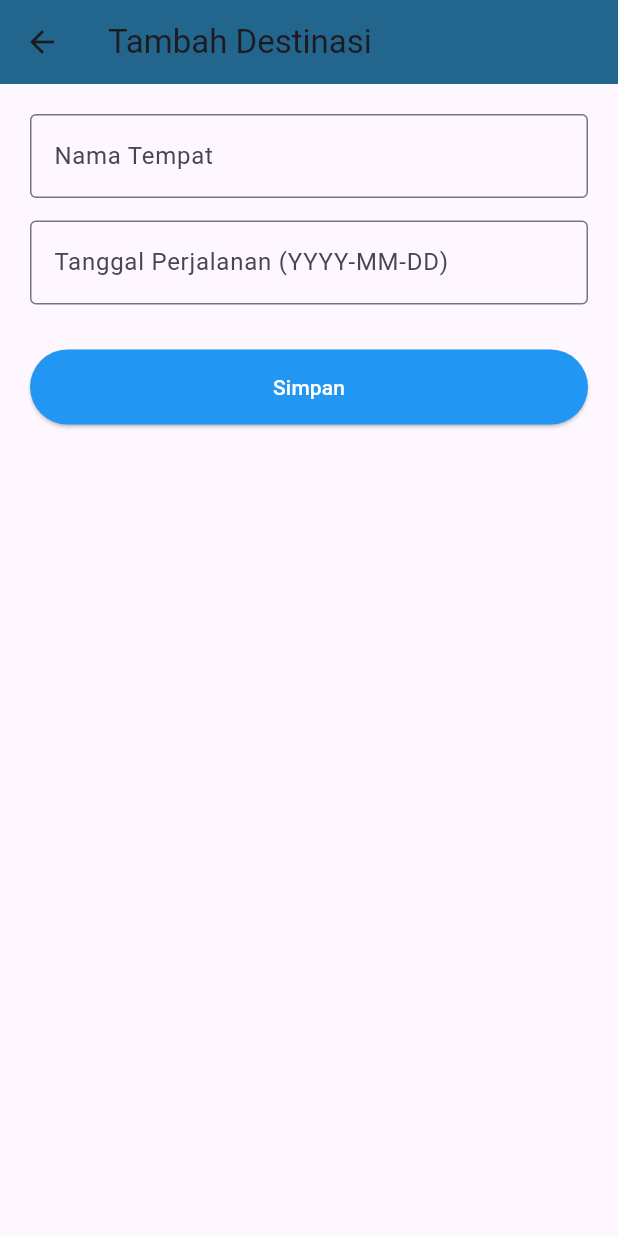
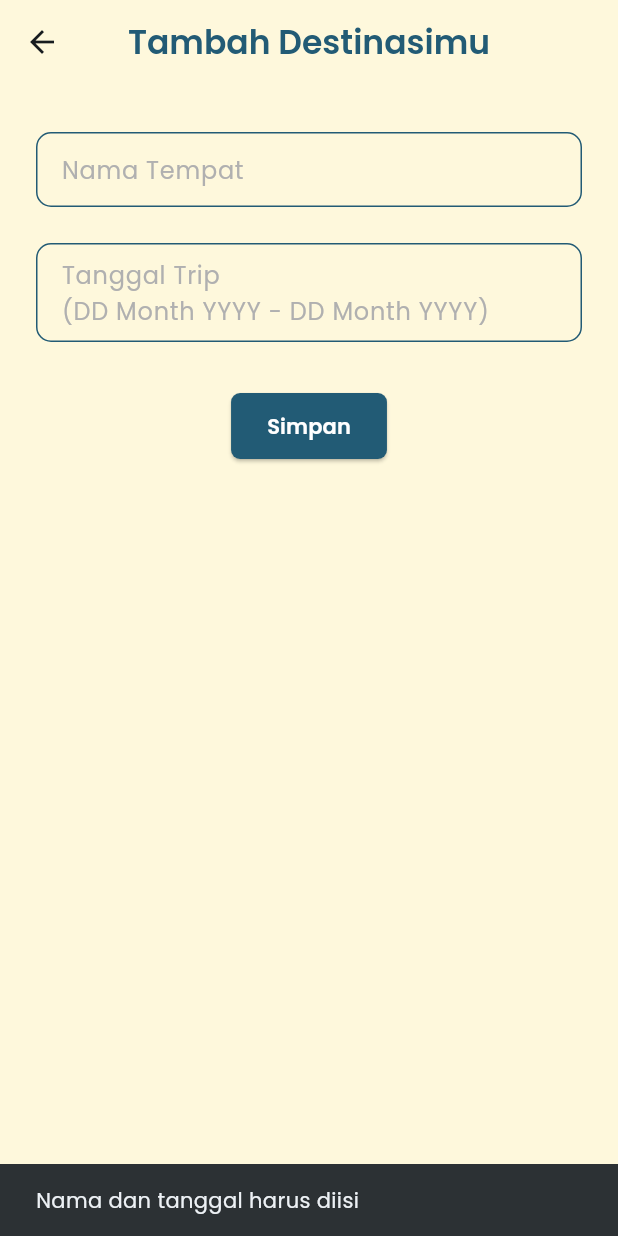
Before and after one commit to WilsonDaCosta02/Travel_Planner, a Flutter app: the AddDestination screen opened directly, after a tap on "Simpan", on a phone screen of 412 x 824 dp. Run offline on Flutter 3.47's test engine with Material 3 defaults, Android fonts, the phone set to English and light mode, and no system bars; our stand-ins replace google_fonts.

Commit message:
final touch

```diff
--- a/lib/main.dart
+++ b/lib/main.dart
@@ -1,24 +1,34 @@
 import 'package:flutter/material.dart';
-import 'package:project_travelplanner/login.dart';
-import 'package:project_travelplanner/screens/destination_screen.dart';
-import 'package:project_travelplanner/register.dart';
+import 'package:google_fonts/google_fonts.dart';
+import 'login.dart';
+import 'register.dart';
+import 'screens/destination_screen.dart';
+import 'screens/trip_screen.dart'; // Pastikan file ini ada
 
 void main() {
-  runApp(const MainApp());
+  runApp(const MyApp());
 }
 
-class MainApp extends StatelessWidget {
-  const MainApp({super.key});
+class MyApp extends StatelessWidget {
+  const MyApp({super.key});
 
   @override
   Widget build(BuildContext context) {
     return MaterialApp(
       debugShowCheckedModeBanner: false,
+      title: 'Travel Planner',
+      theme: ThemeData(
+        scaffoldBackgroundColor: const Color(0xFFFEF8DC),
+        textTheme: GoogleFonts.poppinsTextTheme(), // Poppins everywhere
+        colorScheme: ColorScheme.fromSeed(seedColor: const Color(0xFF225B75)),
+        useMaterial3: true,
+      ),
       initialRoute: '/',
       routes: {
         '/': (context) => const Login(),
         '/register': (context) => const Register(),
         '/destinations': (context) => const DestinationScreen(),
+        '/trips': (context) => const TripScreen(), // Buat ini jika belum ada
       },
     );
   }
--- a/lib/screens/add_destination.dart
+++ b/lib/screens/add_destination.dart
@@ -1,4 +1,5 @@
 import 'package:flutter/material.dart';
+import 'package:google_fonts/google_fonts.dart';
 import 'package:http/http.dart' as http;
 import 'dart:convert';
 
@@ -13,63 +14,125 @@ class _AddDestinationState extends State<AddDestination> {
   final TextEditingController nameController = TextEditingController();
   final TextEditingController dateController = TextEditingController();
 
-  Future<void> submitDestination() async {
+  Future<void> addDestination() async {
+    final name = nameController.text;
+    final date = dateController.text;
+
+    if (name.isEmpty || date.isEmpty) {
+      ScaffoldMessenger.of(context).showSnackBar(
+        SnackBar(
+          content: Text(
+            'Nama dan tanggal harus diisi',
+            style: GoogleFonts.poppins(),
+          ),
+        ),
+      );
+      return;
+    }
+
     final url = Uri.parse('http://localhost:3000/destinations');
     final response = await http.post(
       url,
       headers: {'Content-Type': 'application/json'},
-      body: json.encode({
-        'name': nameController.text,
-        'date': dateController.text,
-      }),
+      body: json.encode({'name': name, 'date': date}),
     );
 
     if (response.statusCode == 201) {
-      ScaffoldMessenger.of(
-        context,
-      ).showSnackBar(SnackBar(content: Text("Destinasi berhasil ditambahkan")));
-      Navigator.pop(context); // Kembali ke halaman sebelumnya
+      Navigator.pop(context);
     } else {
-      ScaffoldMessenger.of(
-        context,
-      ).showSnackBar(SnackBar(content: Text("Gagal menambahkan destinasi")));
+      ScaffoldMessenger.of(context).showSnackBar(
+        SnackBar(
+          content: Text(
+            'Gagal menambahkan destinasi',
+            style: GoogleFonts.poppins(),
+          ),
+        ),
+      );
     }
   }
 
   @override
   Widget build(BuildContext context) {
     return Scaffold(
+      backgroundColor: const Color(0xFFFEF8DC),
       appBar: AppBar(
-        title: Text('Tambah Destinasi'),
-        backgroundColor: Color.fromARGB(255, 34, 102, 141),
+        backgroundColor: Colors.transparent,
+        elevation: 0,
+        centerTitle: true,
+        title: Text(
+          'Tambah Destinasimu',
+          style: GoogleFonts.poppins(
+            fontWeight: FontWeight.w600,
+            color: const Color(0xFF225B75),
+          ),
+        ),
       ),
       body: Padding(
-        padding: const EdgeInsets.all(20),
+        padding: const EdgeInsets.symmetric(horizontal: 24.0),
         child: Column(
+          crossAxisAlignment: CrossAxisAlignment.stretch,
           children: [
-            TextField(
-              controller: nameController,
-              decoration: InputDecoration(
-                labelText: 'Nama Tempat',
-                border: OutlineInputBorder(),
+            const SizedBox(height: 32),
+            Container(
+              padding: const EdgeInsets.symmetric(horizontal: 16),
+              decoration: BoxDecoration(
+                border: Border.all(color: const Color(0xFF225B75)),
+                borderRadius: BorderRadius.circular(10),
+              ),
+              child: TextField(
+                controller: nameController,
+                decoration: InputDecoration(
+                  border: InputBorder.none,
+                  hintText: 'Nama Tempat',
+                  hintStyle: GoogleFonts.poppins(
+                    color: const Color(0xFFB0B0B0),
+                  ),
+                ),
+                style: GoogleFonts.poppins(),
               ),
             ),
-            SizedBox(height: 15),
-            TextField(
-              controller: dateController,
-              decoration: InputDecoration(
-                labelText: 'Tanggal Perjalanan (YYYY-MM-DD)',
-                border: OutlineInputBorder(),
+            const SizedBox(height: 24),
+            Container(
+              padding: const EdgeInsets.symmetric(horizontal: 16),
+              decoration: BoxDecoration(
+                border: Border.all(color: const Color(0xFF225B75)),
+                borderRadius: BorderRadius.circular(10),
+              ),
+              child: TextField(
+                controller: dateController,
+                maxLines: 2,
+                decoration: InputDecoration(
+                  border: InputBorder.none,
+                  hintText: 'Tanggal Trip\n(DD Month YYYY - DD Month YYYY)',
+                  hintStyle: GoogleFonts.poppins(
+                    color: const Color(0xFFB0B0B0),
+                  ),
+                ),
+                style: GoogleFonts.poppins(),
               ),
             ),
-            SizedBox(height: 30),
-            ElevatedButton(
-              style: ElevatedButton.styleFrom(
-                backgroundColor: Colors.blue,
-                minimumSize: Size(double.infinity, 50),
+            const SizedBox(height: 32),
+            Center(
+              child: ElevatedButton(
+                style: ElevatedButton.styleFrom(
+                  backgroundColor: const Color(0xFF225B75),
+                  shape: RoundedRectangleBorder(
+                    borderRadius: BorderRadius.circular(6),
+                  ),
+                  padding: const EdgeInsets.symmetric(
+                    horizontal: 24,
+                    vertical: 12,
+                  ),
+                ),
+                onPressed: addDestination,
+                child: Text(
+                  'Simpan',
+                  style: GoogleFonts.poppins(
+                    color: Colors.white,
+                    fontWeight: FontWeight.w600,
+                  ),
+                ),
               ),
-              onPressed: submitDestination,
-              child: Text('Simpan', style: TextStyle(color: Colors.white)),
             ),
           ],
         ),
--- a/pubspec.yaml
+++ b/pubspec.yaml
@@ -9,12 +9,14 @@ environment:
 dependencies:
   flutter:
     sdk: flutter
+  http: ^1.3.0
+  google_fonts: ^4.0.4
 
 dev_dependencies:
   flutter_test:
     sdk: flutter
   flutter_lints: ^5.0.0
-  http: ^0.13.5
+  http: ^1.3.0
 
 flutter:
   uses-material-design: true
```
Also changed, not shown: lib/screens/destination_screen.dart (+67 -18 lines), pubspec.lock, 1 other file.
